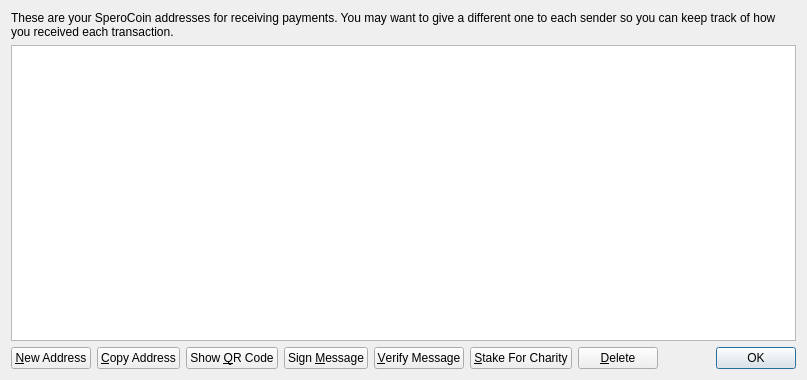
Old version of the form src/qt/forms/addressbookpage.ui in the repository LightBurdenOfficial/SperoCoin.
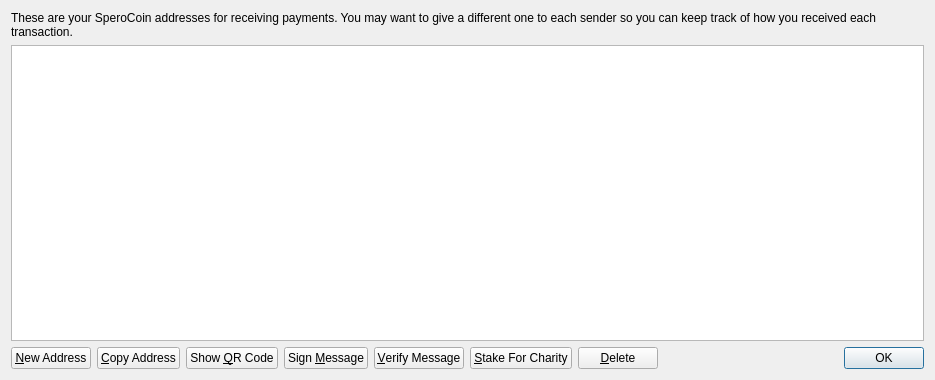
New version of the form. Icons and pictures are not drawn.

Diff of the .ui file:
```diff
--- a/src/qt/forms/addressbookpage.ui
+++ b/src/qt/forms/addressbookpage.ui
@@ -6,7 +6,7 @@
    <rect>
     <x>0</x>
     <y>0</y>
-    <width>807</width>
+    <width>935</width>
     <height>380</height>
    </rect>
   </property>
```
Left out of the diff: 20 changed lines with no effect on the pictures.
